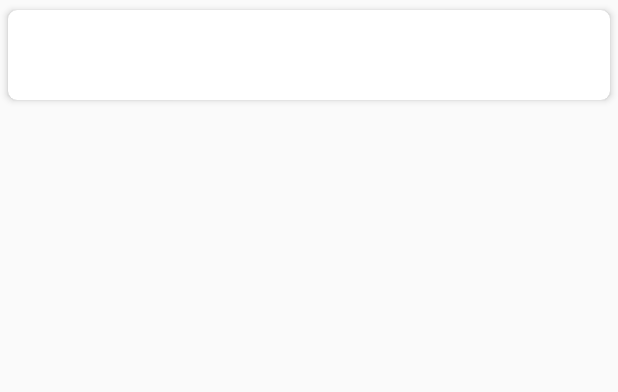
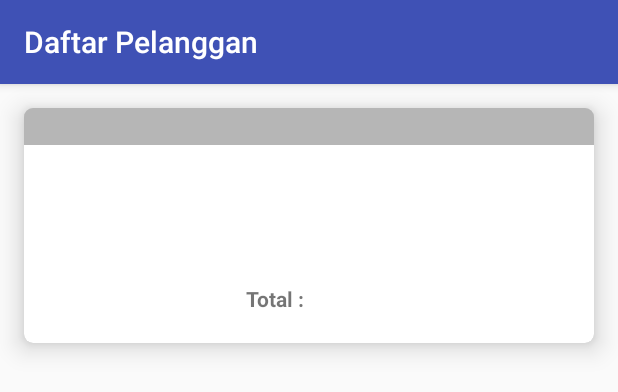
Before and after one commit to AgungPrabowo/SalesOrder, an Android app: the layout list_item_order_invoice.xml on its own in the app's theme, with its tools: preview values and no code run, on a phone screen of 412 x 824 dp. Shown: the top 392 px of the screen. Run offline under Robolectric (Android 15) with nearby library versions, the phone set to English and light mode, and no system bars.

Commit message:
fix view list order invoice

```diff
--- a/app/src/main/res/layout/list_item_order_invoice.xml
+++ b/app/src/main/res/layout/list_item_order_invoice.xml
@@ -1,30 +1,127 @@
 <?xml version="1.0" encoding="utf-8"?>
+<LinearLayout xmlns:android="http://schemas.android.com/apk/res/android"
+    xmlns:app="http://schemas.android.com/apk/res-auto"
+    android:orientation="vertical"
+    android:layout_width="match_parent"
+    android:layout_height="match_parent">
 
-<android.support.v7.widget.CardView xmlns:android="http://schemas.android.com/apk/res/android"
+    <android.support.design.widget.AppBarLayout
+        android:layout_width="match_parent"
+        android:layout_height="wrap_content"
+        android:theme="@style/AppTheme.AppBarOverlay">
+
+        <android.support.v7.widget.Toolbar
+            android:id="@+id/toolbarOrderPelanggan"
+            app:title="@string/title_activity_pelanggan"
+            android:layout_width="match_parent"
+            android:layout_height="?attr/actionBarSize"
+            android:background="?attr/colorPrimary"
+            app:popupTheme="@style/AppTheme.PopupOverlay" />
+
+    </android.support.design.widget.AppBarLayout>
+
+
+    <android.support.v7.widget.CardView
         xmlns:card_view="http://schemas.android.com/apk/res-auto"
         android:layout_width="match_parent"
         android:layout_height="wrap_content"
+        android:layout_margin="16dp"
         card_view:cardCornerRadius="6dp"
-    card_view:cardElevation="3dp"
-    card_view:cardUseCompatPadding="true">
+        card_view:cardElevation="10dp">
 
-    <LinearLayout xmlns:android="http://schemas.android.com/apk/res/android"
+        <RelativeLayout
             android:layout_width="match_parent"
-        android:layout_height="wrap_content"
-        android:layout_margin="5dp"
-        android:orientation="vertical"
-        android:padding="5dp">
+            android:layout_height="wrap_content">
 
             <TextView
                 android:id="@+id/txt_plg"
                 android:layout_width="match_parent"
-            android:layout_height="wrap_content" />
+                android:layout_height="wrap_content"
+                android:layout_alignParentTop="true"
+                android:layout_centerHorizontal="true"
+                android:background="#49000000"
+                android:textAlignment="center"
+                android:textSize="18sp"
+                android:textStyle="bold" />
+
+            <TextView
+                android:id="@+id/txt_nmBrg"
+                android:layout_width="171dp"
+                android:layout_height="wrap_content"
+                android:layout_alignParentStart="true"
+                android:layout_alignParentTop="true"
+                android:layout_marginStart="15dp"
+                android:layout_marginTop="67dp" />
+
+            <TextView
+                android:id="@+id/txt_harga"
+                android:layout_width="115dp"
+                android:layout_height="wrap_content"
+                android:layout_alignParentEnd="true"
+                android:layout_alignTop="@+id/txt_nmBrg"
+                android:layout_marginEnd="15dp" />
 
             <TextView
                 android:id="@+id/txt_total"
-            android:layout_width="match_parent"
-            android:layout_height="wrap_content" />
+                android:layout_width="115dp"
+                android:layout_height="wrap_content"
+                android:layout_alignParentEnd="true"
+                android:layout_alignParentTop="true"
+                android:layout_marginEnd="15dp"
+                android:layout_marginTop="117dp" />
 
+            <TextView
+                android:id="@+id/textView"
+                android:layout_width="wrap_content"
+                android:layout_height="wrap_content"
+                android:layout_alignEnd="@+id/txt_nmBrg"
+                android:layout_alignTop="@+id/txt_total"
+                android:layout_marginBottom="20dp"
+                android:text="Total :"
+                android:textStyle="bold" />
+
+        </RelativeLayout>
+
+    </android.support.v7.widget.CardView>
 </LinearLayout>
 
-</android.support.v7.widget.CardView>
+    <!--<?xml version="1.0" encoding="utf-8"?>-->
+
+<!--<android.support.v7.widget.CardView xmlns:android="http://schemas.android.com/apk/res/android"-->
+<!--xmlns:card_view="http://schemas.android.com/apk/res-auto"-->
+<!--android:layout_width="match_parent"-->
+<!--android:layout_height="wrap_content"-->
+<!--card_view:cardCornerRadius="6dp"-->
+<!--card_view:cardElevation="3dp"-->
+<!--card_view:cardUseCompatPadding="true">-->
+
+<!--<RelativeLayout xmlns:android="http://schemas.android.com/apk/res/android"-->
+    <!--android:layout_width="match_parent"-->
+    <!--android:layout_height="wrap_content"-->
+    <!--android:layout_margin="5dp"-->
+    <!--android:orientation="vertical"-->
+    <!--android:padding="5dp">-->
+
+    <!--<TextView-->
+        <!--android:id="@+id/txt_plg"-->
+        <!--android:layout_width="223dp"-->
+        <!--android:layout_height="wrap_content" />-->
+
+    <!--<TextView-->
+        <!--android:id="@+id/txt_nmBrg"-->
+        <!--android:layout_width="match_parent"-->
+        <!--android:layout_height="wrap_content" />-->
+
+    <!--<TextView-->
+        <!--android:id="@+id/txt_harga"-->
+        <!--android:layout_width="wrap_content"-->
+        <!--android:layout_height="wrap_content" />-->
+
+    <!--<TextView-->
+        <!--android:id="@+id/txt_total"-->
+        <!--android:layout_width="match_parent"-->
+        <!--android:layout_height="wrap_content" />-->
+
+<!--</RelativeLayout>-->
+
+<!--</android.support.v7.widget.CardView>-->
```
Also changed, not shown: app/src/main/java/com/example/root/salesorder/Adapter/AdapterOrderInvoice.java (+16 -3 lines), app/src/main/java/com/example/root/salesorder/MainActivityOrderInvoice.java (+23 -1 lines), app/src/main/java/com/example/root/salesorder/Model/ModelOrderInvoice.java (+22 -1 lines). Lines whose indentation alone changed are shown as unchanged.
